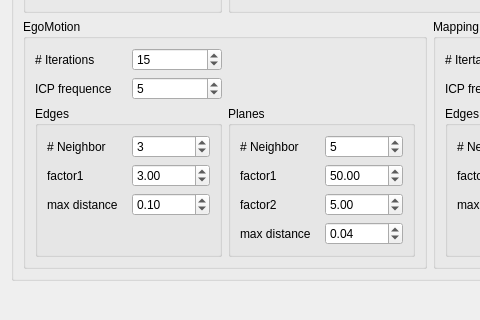
Old version of the form VelodyneHDL/vvSlamConfigurationDialog.ui in the repository Kitware/VeloView; both pictures show x 0 to 480 and y 338 to 658 of the 816 by 658 pixel window.
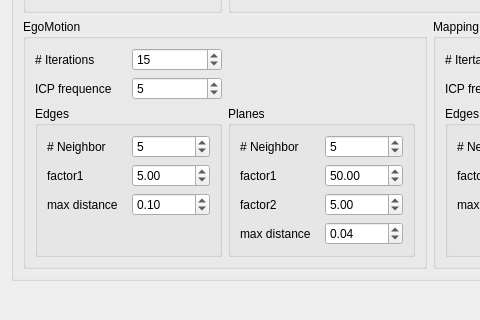
New version of the form.

Commit message: New method for egoMotion line icp-matching

Diff of the .ui file:
```diff
--- a/VelodyneHDL/vvSlamConfigurationDialog.ui
+++ b/VelodyneHDL/vvSlamConfigurationDialog.ui
@@ -379,7 +379,7 @@
             <item row="0" column="1">
              <widget class="QSpinBox" name="EgoMotion_LineDistance_k">
               <property name="value">
-               <number>3</number>
+               <number>5</number>
               </property>
              </widget>
             </item>
@@ -389,7 +389,7 @@
                <double>999.990000000000009</double>
               </property>
               <property name="value">
-               <double>3.000000000000000</double>
+               <double>5.000000000000000</double>
               </property>
              </widget>
             </item>
```
The commit also changes 1 other file.
